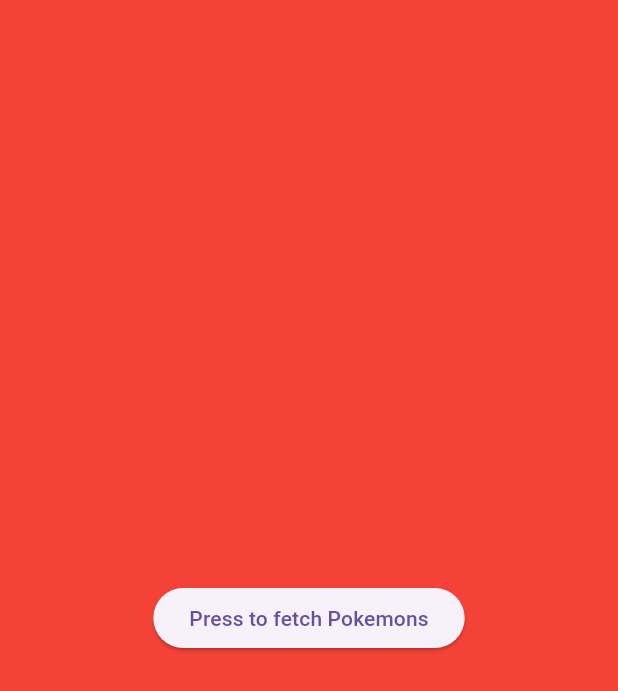
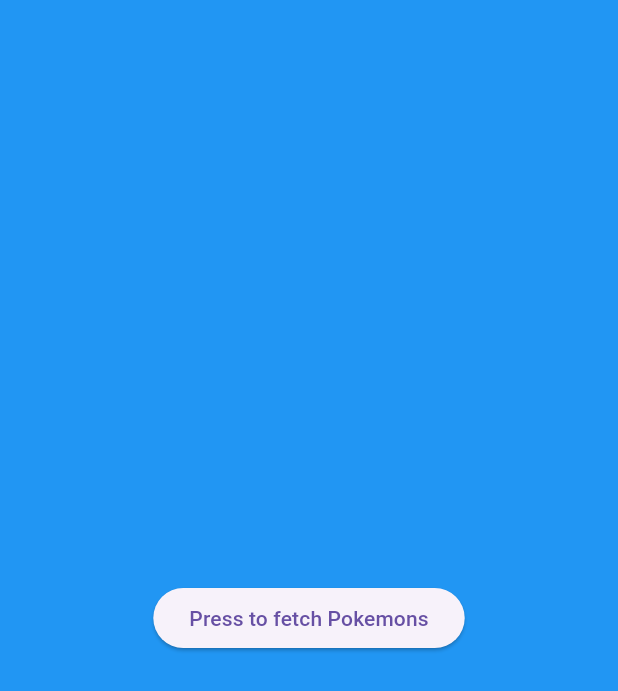
Before and after one commit to adia-dev/pokedex_flutter, a Flutter app: the screen it shows after launch, after a tap on "Press to fetch Pokemons", on a phone screen of 412 x 824 dp. Shown: the top 691 px of the screen. Run offline on Flutter 3.47's test engine with Material 3 defaults, Android fonts, the phone set to English and light mode, and no system bars; our stand-ins replace get_it, injectable, logger; network calls fail.

```diff
--- /dev/null
+++ b/lib/core/injection.dart
@@ -0,0 +1,9 @@
+import 'package:get_it/get_it.dart';
+import 'package:injectable/injectable.dart';
+
+import 'injection.config.dart'; // Generated file
+
+GetIt getIt = GetIt.instance;
+
+@InjectableInit(preferRelativeImports: false)
+void configureDependencies() => getIt.init();
--- /dev/null
+++ b/lib/core/injection_modules.dart
@@ -0,0 +1,8 @@
+import 'package:injectable/injectable.dart';
+import 'package:logger/logger.dart';
+
+@module
+abstract class InjectionModules {
+  @lazySingleton
+  Logger get logger => Logger();
+}
--- a/lib/main.dart
+++ b/lib/main.dart
@@ -1,6 +1,8 @@
 import 'package:flutter/cupertino.dart';
+import 'package:pokedex_app/core/injection.dart';
 import 'package:pokedex_app/pokedex_app.dart';
 
 void main() {
+  configureDependencies();
   runApp(PokedexApp());
 }
--- a/lib/screens/home_screen.dart
+++ b/lib/screens/home_screen.dart
@@ -1,4 +1,5 @@
 import 'package:flutter/material.dart';
+import 'package:get_it/get_it.dart';
 import 'package:logger/logger.dart';
 import 'package:pokedex_app/services/api_service.dart';
 
@@ -10,19 +11,20 @@ class HomeScreen extends StatefulWidget {
 }
 
 class _HomeScreenState extends State<HomeScreen> {
-  final Logger _logger = Logger();
+  final Logger _logger = GetIt.instance<Logger>();
+  final ApiService _apiService = GetIt.instance<ApiService>();
 
   @override
   Widget build(BuildContext context) {
     return Scaffold(
-      backgroundColor: Colors.red,
+      backgroundColor: Colors.blue,
       body: Center(
           child: ElevatedButton(
         onPressed: () async {
-          var pokemons = await ApiService.fetchPokemonData();
+          var pokemons = await _apiService.fetchPokemonData();
           _logger.d(pokemons);
         },
-        child: Text("Press to fetch Pokemons"),
+        child: const Text("Press to fetch Pokemons"),
       )),
     );
   }
--- a/lib/services/api_service.dart
+++ b/lib/services/api_service.dart
@@ -1,37 +1,40 @@
 import 'dart:convert';
 
 import 'package:http/http.dart' as http;
+import 'package:injectable/injectable.dart';
 import 'package:logger/web.dart';
 import 'package:pokedex_app/models/pokemon.dart';
 
+@LazySingleton()
 class ApiService {
   static String get apiEndpoint =>
       "https://raw.githubusercontent.com/Biuni/PokemonGO-Pokedex/master/pokedex.json";
-  static final Logger _logger = Logger();
 
-  static Future<List<Pokemon>> fetchPokemonData() async {
-    var logger = Logger();
+  final Logger _logger;
 
+  ApiService(this._logger);
+
+  Future<List<Pokemon>> fetchPokemonData() async {
     try {
       var url = Uri.parse(apiEndpoint);
       var response = await http.get(url);
 
       if (response.statusCode != 200) {
-        logger.w(
+        _logger.w(
             "Failed to fetch pokemon data, received status code: ${response.statusCode}");
         throw Exception('Failed to fetch pokemon data');
       }
 
+      _logger.i("Successfully fetched pokemons !");
+
       final dynamic jsonResponse = jsonDecode(response.body);
       final List<dynamic> pokemonJsonList = jsonResponse['pokemon'];
-
-      _logger.d(pokemonJsonList[0]);
 
       return pokemonJsonList.map((json) {
         return Pokemon.fromJson(json as Map<String, dynamic>);
       }).toList();
     } catch (e, stackTrace) {
-      logger.e(
+      _logger.e(
         "An error occurred while trying to fetch pokemon data",
         error: e,
         stackTrace: stackTrace,
--- a/pubspec.yaml
+++ b/pubspec.yaml
@@ -38,6 +38,8 @@ dependencies:
   logger: ^2.4.0
   http: ^1.2.2
   cached_network_image: ^3.4.1
+  get_it: ^8.0.0
+  injectable: ^2.5.0
 
 dev_dependencies:
   flutter_test:
@@ -49,6 +51,8 @@ dev_dependencies:
   # package. See that file for information about deactivating specific lint
   # rules and activating additional ones.
   flutter_lints: ^4.0.0
+  build_runner: ^2.4.13
+  injectable_generator: ^2.6.2
 
 # For information on the generic Dart part of this file, see the
 # following page: https://dart.dev/tools/pub/pubspec
```
Also changed, not shown: lib/core/injection.config.dart (added), pubspec.lock.
